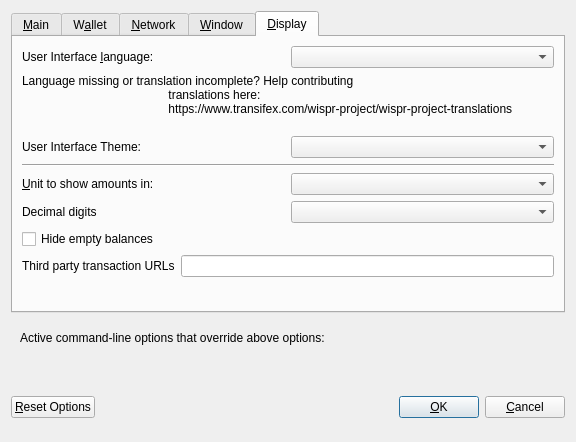
This is src/qt/forms/optionsdialog.ui in WisprProject/core as Qt 5 draws it before an edit. The edited form follows.
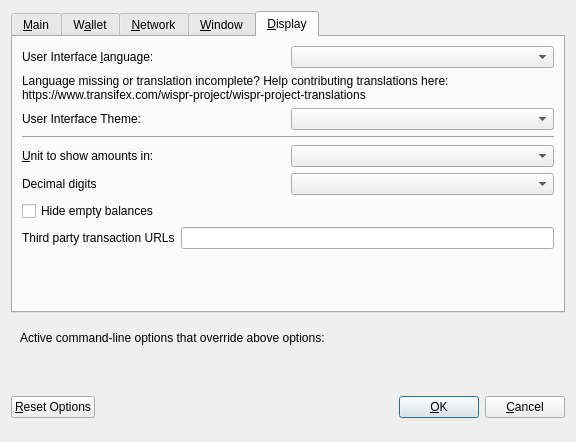
This is the edited form. The open tabs and pages were chosen to show the change. Custom widgets are drawn as their Qt base class.

```diff
--- a/src/qt/forms/optionsdialog.ui
+++ b/src/qt/forms/optionsdialog.ui
@@ -527,10 +527,8 @@
                                         <string notr="true"/>
                                     </property>
                                     <property name="text">
-                                        <string>Language missing or translation incomplete? Help contributing
-                                            translations here:
-                                            https://www.transifex.com/wispr-project/wispr-project-translations
-                                        </string>
+          <string>Language missing or translation incomplete? Help contributing translations here:
+https://www.transifex.com/wispr-project/wispr-project-translations</string>
                                     </property>
                                     <property name="wordWrap">
                                         <bool>true</bool>
```
Left out of the diff: 59 changed lines with no effect on the pictures. Lines whose indentation alone changed are shown as unchanged.
